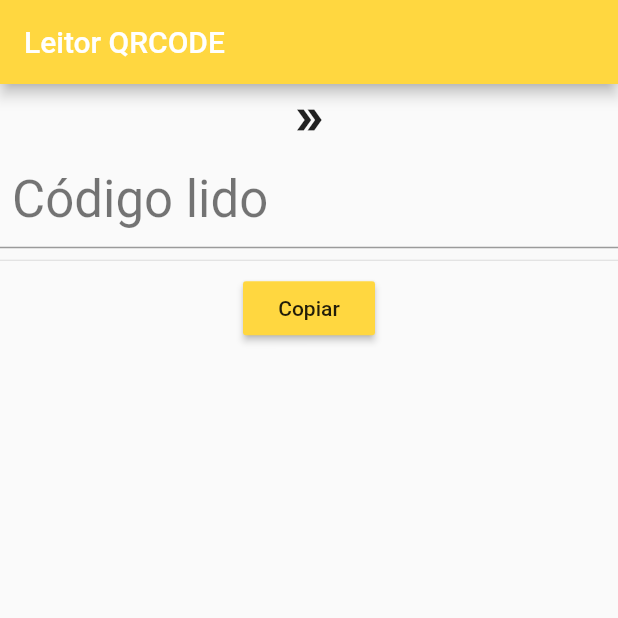
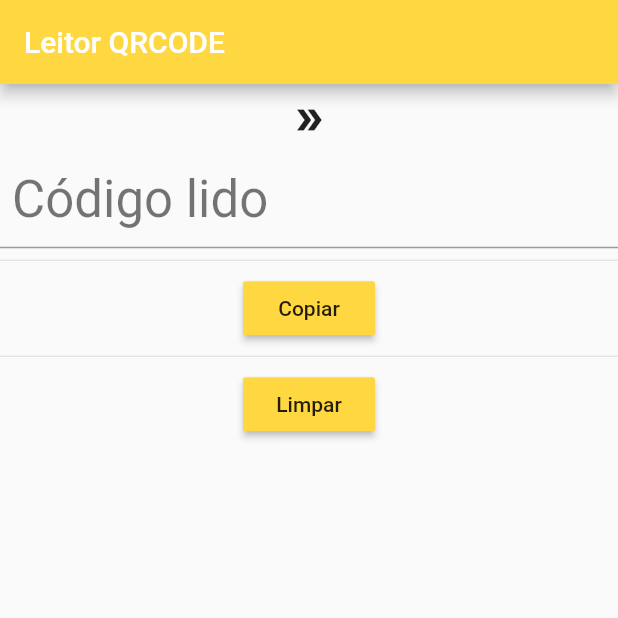
Before and after one commit to marcosradix/qrcode_reader, a Flutter app: the screen it shows after launch, on a phone screen of 412 x 824 dp, the top half of it. Run offline on Flutter 3.47's test engine with Material 2 defaults, Android fonts, the phone set to English and light mode, and no system bars; missing offline and left inert: barcode_scan.

Commit message:
botão limpar

```diff
--- a/lib/main.dart
+++ b/lib/main.dart
@@ -14,8 +14,10 @@ class MyApp extends StatefulWidget {
 
 class _MyAppState extends State<MyApp> {
   String barcode = "";
-  final snackBar = new SnackBar(content: new Text("Texto copiado com sucesso!"),);
-  final GlobalKey<ScaffoldState> _scaffoldKey = new GlobalKey<ScaffoldState> ();
+  final snackBar = new SnackBar(
+    content: new Text("Texto copiado com sucesso!"),
+  );
+  final GlobalKey<ScaffoldState> _scaffoldKey = new GlobalKey<ScaffoldState>();
   @override
   initState() {
     super.initState();
@@ -25,7 +27,7 @@ class _MyAppState extends State<MyApp> {
   Widget build(BuildContext context) {
     return new MaterialApp(
       home: new Scaffold(
-        key: this._scaffoldKey,
+          key: this._scaffoldKey,
           appBar: new AppBar(
             backgroundColor: Colors.amberAccent,
             title: new Text('Leitor QRCODE'),
@@ -60,7 +62,15 @@ class _MyAppState extends State<MyApp> {
                     Clipboard.setData(new ClipboardData(text: barcode));
                     this._scaffoldKey.currentState.showSnackBar(snackBar);
                   },
-                )
+                ),
+                new Divider(),
+                new RaisedButton(
+                  color: Colors.amberAccent,
+                  child: new Text("Limpar"),
+                  onPressed: () {
+                    setState(() => barcode = "");
+                  },
+                ),
               ],
             ),
           )),
```
